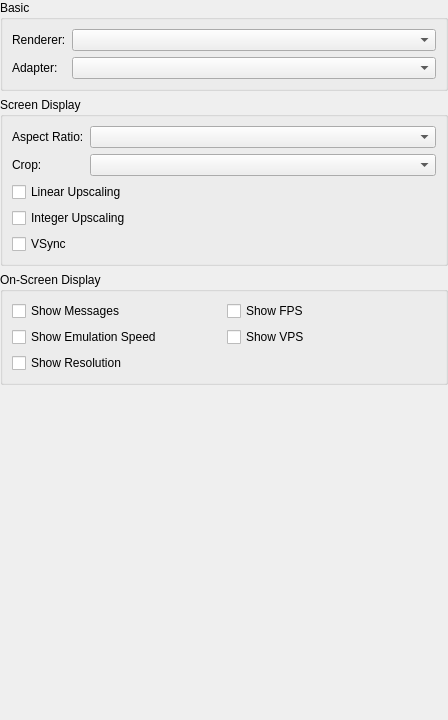
This is src/duckstation-qt/displaysettingswidget.ui in kofxi3584karlayang/duckstation as Qt 5 draws it before an edit. The edited form follows.
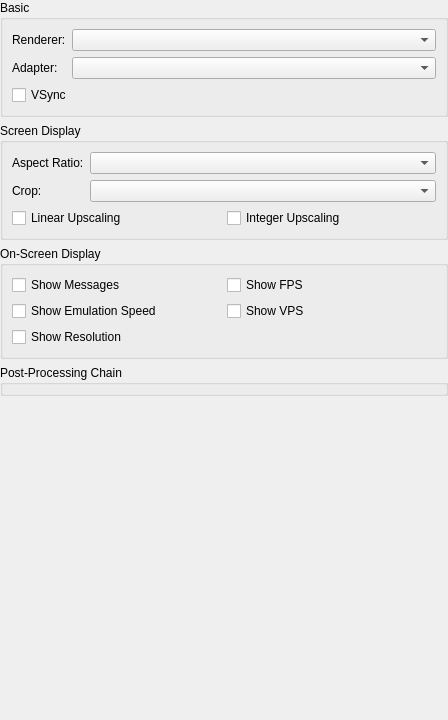
This is the edited form. Custom widgets are drawn as their Qt base class.

Commit message: Qt: Post processing UI

What changed in the file:
```diff
--- a/src/duckstation-qt/displaysettingswidget.ui
+++ b/src/duckstation-qt/displaysettingswidget.ui
@@ -52,6 +52,13 @@
       <item row="1" column="1">
         <widget class="QComboBox" name="adapter"/>
       </item>
+      <item row="2" column="0" colspan="2">
+       <widget class="QCheckBox" name="vsync">
+        <property name="text">
+         <string>VSync</string>
+        </property>
+       </widget>
+      </item>
       </layout>
     </widget>
     </item>
@@ -82,25 +89,22 @@
         <widget class="QComboBox" name="displayCropMode"/>
       </item>
       <item row="2" column="0" colspan="2">
+       <layout class="QGridLayout" name="gridLayout_2">
+        <item row="0" column="0">
         <widget class="QCheckBox" name="displayLinearFiltering">
         <property name="text">
           <string>Linear Upscaling</string>
         </property>
         </widget>
       </item>
-      <item row="3" column="0" colspan="2">
+        <item row="0" column="1">
         <widget class="QCheckBox" name="displayIntegerScaling">
         <property name="text">
           <string>Integer Upscaling</string>
         </property>
         </widget>
       </item>
-      <item row="4" column="0" colspan="2">
-        <widget class="QCheckBox" name="vsync">
-        <property name="text">
-          <string>VSync</string>
-        </property>
-        </widget>
+       </layout>
       </item>
       </layout>
     </widget>
@@ -149,6 +153,30 @@
      </layout>
     </widget>
    </item>
+   <item>
+    <widget class="QGroupBox" name="groupBox_2">
+     <property name="title">
+      <string>Post-Processing Chain</string>
+     </property>
+     <layout class="QGridLayout" name="gridLayout">
+      <property name="leftMargin">
+       <number>0</number>
+      </property>
+      <property name="topMargin">
+       <number>0</number>
+      </property>
+      <property name="rightMargin">
+       <number>0</number>
+      </property>
+      <property name="bottomMargin">
+       <number>0</number>
+      </property>
+      <item row="0" column="0">
+       <widget class="PostProcessingChainConfigWidget" name="postChain" native="true"/>
+      </item>
+     </layout>
+    </widget>
+   </item>
     <item>
     <spacer name="verticalSpacer">
       <property name="orientation">
@@ -164,6 +192,14 @@
     </item>
   </layout>
  </widget>
+ <customwidgets>
+  <customwidget>
+   <class>PostProcessingChainConfigWidget</class>
+   <extends>QWidget</extends>
+   <header>postprocessingchainconfigwidget.h</header>
+   <container>1</container>
+  </customwidget>
+ </customwidgets>
  <resources/>
  <connections/>
 </ui>
```
Left out of the diff: 2 changed lines with no effect on the pictures. Lines whose indentation alone changed are shown as unchanged. The commit also changes 16 other files.
